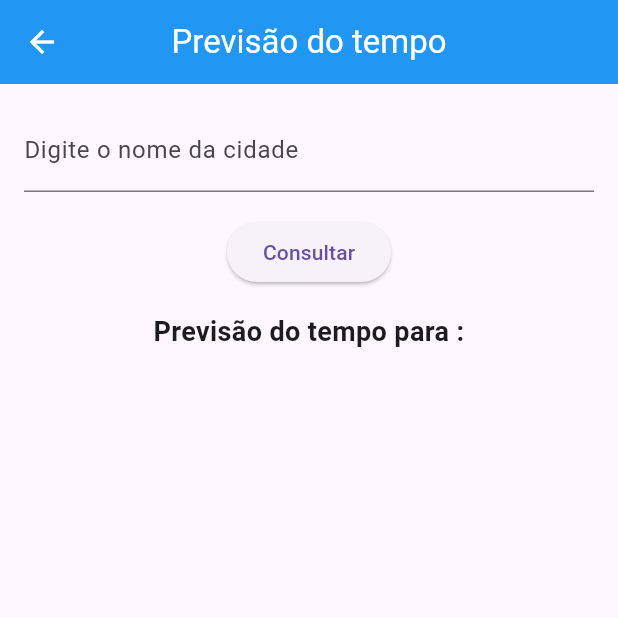
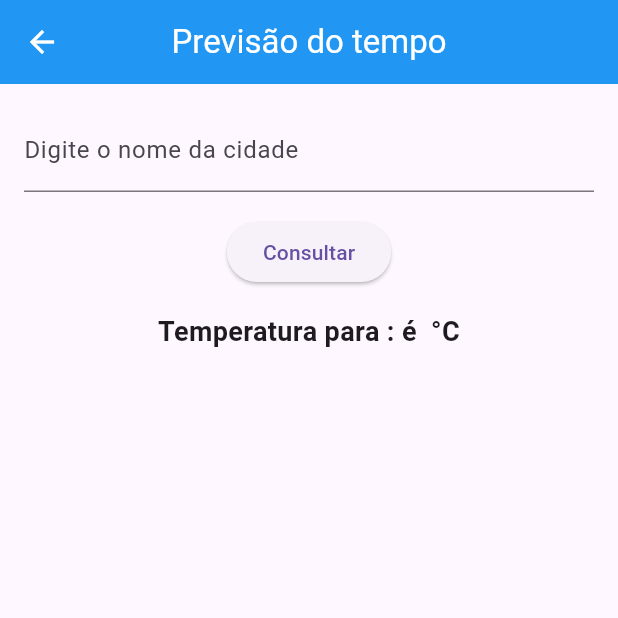
Before and after one commit to wanderalvess/explorando-nuvens-app, a Flutter app: the WeatherForecastPage screen opened directly, after a tap on "Consultar", on a phone screen of 412 x 824 dp, the top half of it. Run offline on Flutter 3.47's test engine with Material 3 defaults, Android fonts, the phone set to English and light mode, and no system bars; network calls fail.

Commit message:
alteração na api de previsão de tempo

```diff
--- a/lib/pages/weather_forecast_page.dart
+++ b/lib/pages/weather_forecast_page.dart
@@ -11,23 +11,38 @@ class WeatherForecastPage extends StatefulWidget {
 class _WeatherForecastState extends State<WeatherForecastPage> {
   TextEditingController _cityController = TextEditingController();
   String _city = '';
-  String _clima = '';
+  String _temp = '';
+  String _temp_min = '';
+  String _temp_max = '';
+  String _humidity = '';
+  String _pressure = '';
 
   Future<void> _getWeatherForecast(String city) async {
     final apikey = '90e3cc1e43979f2c222283e3a78f6126';
-    final apiUrl = 'http://api.openweathermap.org/data/2.5/weather?q=$city&appid=$apikey}&units=metric';
+    final apikeyHG = '14193a96';
+    final apiUrl = 'http://api.openweathermap.org/data/2.5/weather?q=$city&appid=$apikey&units=metric';
+    final apiUrlHG = 'https://api.hgbrasil.com/weather?key=$apikeyHG&city_name=$city';
     final response = await http.get(Uri.parse(apiUrl));
+
+
+
+
+   // if do openweather
 
     if (response.statusCode == 200) {
       final jsonData = jsonDecode(response.body);
       setState(() {
         _city = jsonData['name'];
-        _clima = jsonData['weather'][0]['description'];
+        _temp = jsonData['main']['temp'].toString();
+        _temp_max = jsonData['main']['temp_max'].toString();
+        _temp_min = jsonData['main']['temp_min'].toString();
+        _pressure = jsonData['main']['pressure'].toString();
+        _humidity = jsonData['main']['humidity'].toString();
       });
     } else {
       setState(() {
         _city = 'Erro ao obter a cidade';
-        _clima = 'Erro ao obter a temperatura';
+        _temp = 'Erro ao obter a temperatura';
       });
     }
   }
@@ -54,7 +69,7 @@ class _WeatherForecastState extends State<WeatherForecastPage> {
             children: [
               TextField(
                 controller: _cityController,
-                decoration: InputDecoration(
+                decoration: const InputDecoration(
                   labelText: 'Digite o nome da cidade',
                 ),
               ),
@@ -66,14 +81,13 @@ class _WeatherForecastState extends State<WeatherForecastPage> {
               ),
               SizedBox(height: 16.0),
               Text(
-                'Previsão do tempo para $_city: $_clima',
+                'Temperatura para $_city: é $_temp °C',
                 textAlign: TextAlign.center,
                 style: TextStyle(fontSize: 18.0, fontWeight: FontWeight.bold),
               )
             ],
           ),
         )
-
     );
   }
 }
```
